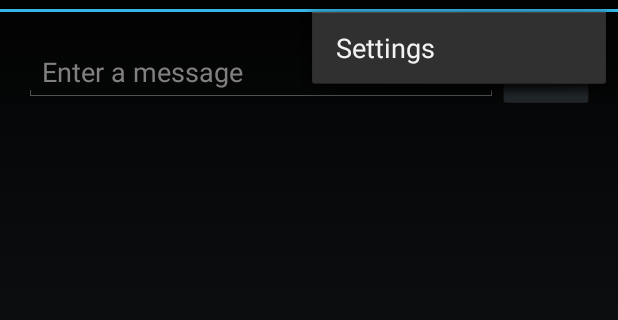
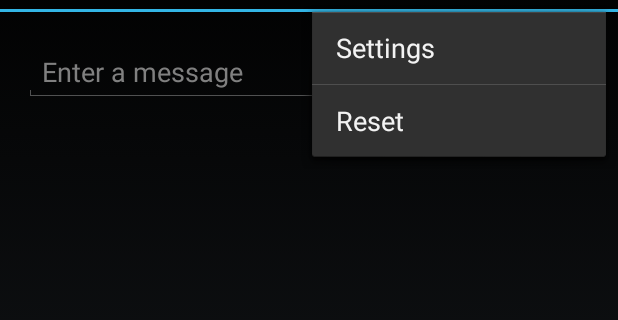
Before and after one commit to armageddion/Alfr3d4Android-Original, an Android app: the screen it shows after launch (MainAlfr3d), with the options menu open, on a phone screen of 412 x 824 dp, the part 60-380 px from its top. Run offline under Robolectric (Android 15) with nearby library versions, the phone set to English and light mode, and no system bars.

Commit message:
Added Reset button to action bar

```diff
--- a/Alfr3d/src/main/res/menu/main_alfr3d.xml
+++ b/Alfr3d/src/main/res/menu/main_alfr3d.xml
@@ -3,4 +3,8 @@
         android:title="@string/action_settings"
         android:orderInCategory="100"
         android:showAsAction="never" />
+    <item android:id="@+id/action_reset"
+        android:title="@string/action_reset"
+        android:orderInCategory="200"
+        android:showAsAction="never" />
 </menu>
--- a/Alfr3d/src/main/res/menu/main_alfr3d_actions.xml
+++ b/Alfr3d/src/main/res/menu/main_alfr3d_actions.xml
@@ -8,4 +8,7 @@
     <item android:id="@+id/action_settings"
         android:title="@string/action_settings"
         android:showAsAction="never" />
+    <item android:id="@+id/action_reset"
+        android:title="@string/action_reset"
+        android:showAsAction="never" />
 </menu>
--- a/Alfr3d/src/main/res/values/strings.xml
+++ b/Alfr3d/src/main/res/values/strings.xml
@@ -15,5 +15,6 @@
     <string name="title_activity_call_response">Response</string>
     <string name="title_activity_settings">Settings</string>
     <string name="host_settings">Host Settings</string>
+    <string name="action_reset">Reset</string>
 
 </resources>
```
